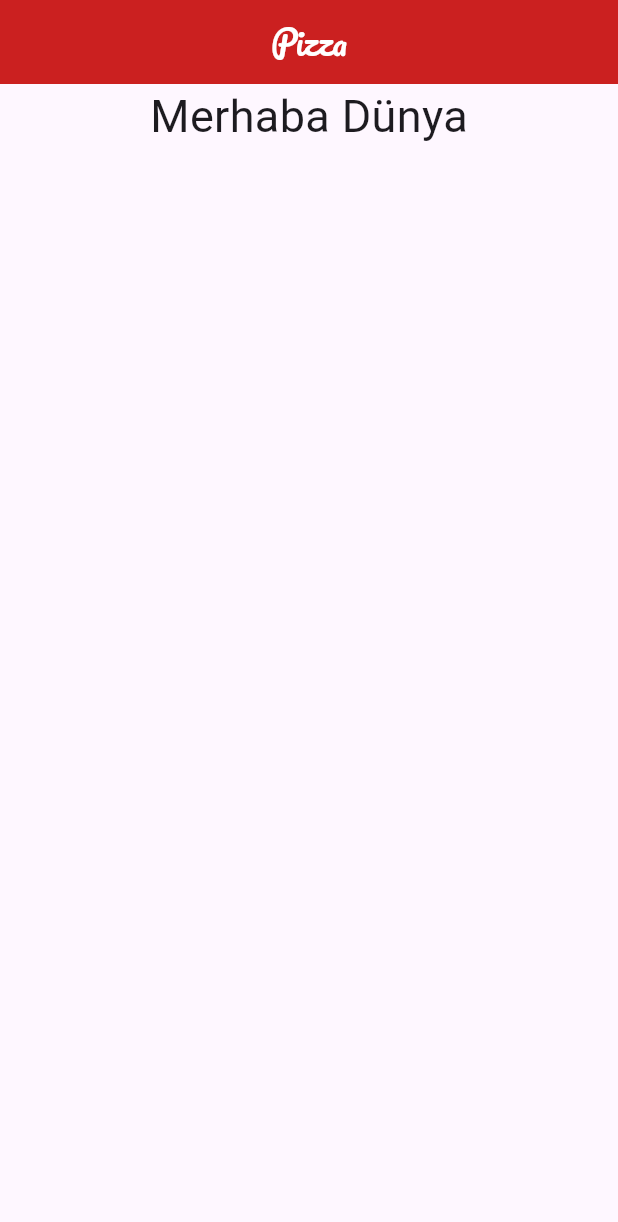
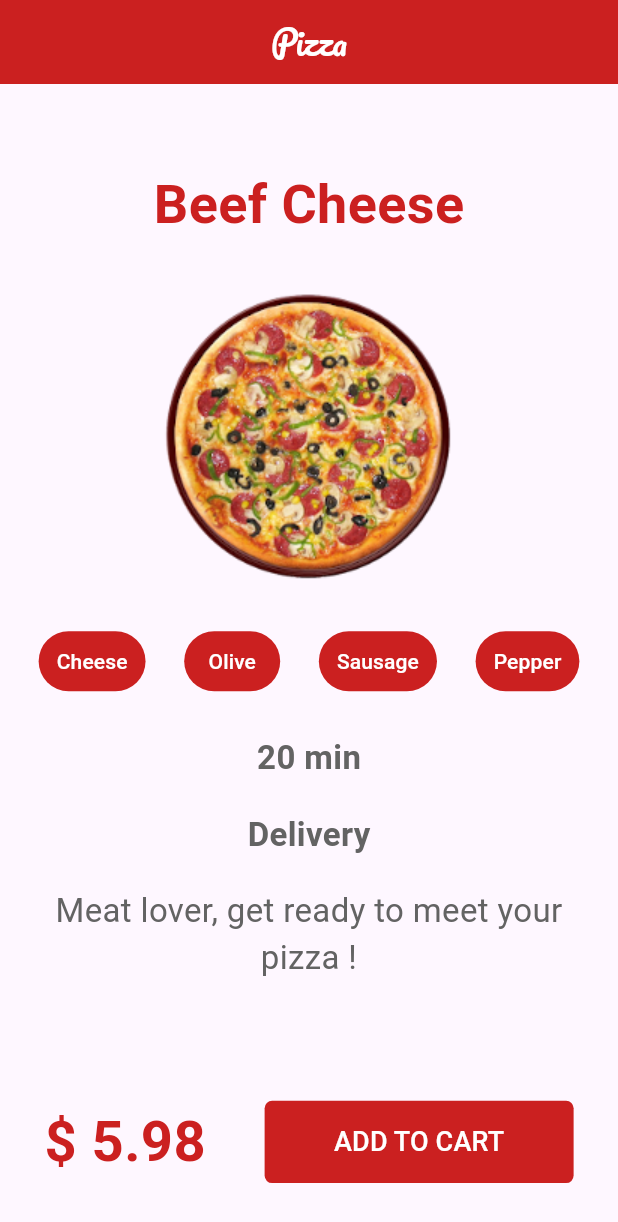
Before and after one commit to ozgeakinci/pizza_menu_onePage, a Flutter app: the screen it shows after launch, on a phone screen of 412 x 824 dp. Shown: the top 1222 px of the screen. Run offline on Flutter 3.47's test engine with Material 3 defaults, Android fonts, the phone set to English and light mode, and no system bars; our stand-ins replace google_fonts.

Commit message:
all page adding

```diff
--- a/lib/main_page.dart
+++ b/lib/main_page.dart
@@ -1,6 +1,7 @@
 import 'package:flutter/material.dart';
 import 'package:google_fonts/google_fonts.dart';
 import 'package:pizza_menu_page_flutter/colors.dart';
+import 'package:pizza_menu_page_flutter/widget/chip.dart';
 
 class MainPage extends StatefulWidget {
   const MainPage({Key? key}) : super(key: key);
@@ -12,6 +13,13 @@ class MainPage extends StatefulWidget {
 class _MainPageState extends State<MainPage> {
   @override
   Widget build(BuildContext context) {
+    var screenSize = MediaQuery.of(context);
+    final double screenHeight = screenSize.size.height;
+    final double screenWidth = screenSize.size.width;
+
+    print(screenHeight);
+    print(screenWidth);
+
     return Scaffold(
       appBar: AppBar(
         title: Text('Pizza',
@@ -19,15 +27,95 @@ class _MainPageState extends State<MainPage> {
         centerTitle: true,
         backgroundColor: primary,
       ),
-      body: const Center(
-        child: Column(
-          children: [
-            Text(
-              'Merhaba Dünya',
-              style: TextStyle(fontSize: 30),
-            )
-          ],
-        ),
+      body: Column(
+        children: [
+          Padding(
+            padding: EdgeInsets.only(top: screenHeight / 15),
+            child: Text(
+              'Beef Cheese',
+              style: TextStyle(
+                  fontSize: 36, color: primary, fontWeight: FontWeight.bold),
+            ),
+          ),
+          Padding(
+            padding: EdgeInsets.only(top: screenHeight / 30),
+            child: Image.asset('img/pizza_resim.png'),
+          ),
+          Padding(
+            padding: EdgeInsets.only(top: screenHeight / 30),
+            child: const Row(
+              mainAxisAlignment: MainAxisAlignment.spaceEvenly,
+              children: [
+                TextButtonChip(content: 'Cheese'),
+                TextButtonChip(content: 'Olive'),
+                TextButtonChip(content: 'Sausage'),
+                TextButtonChip(content: 'Pepper')
+              ],
+            ),
+          ),
+          Padding(
+            padding: const EdgeInsets.all(25.0),
+            child: Column(
+              children: [
+                Text(
+                  '20 min',
+                  style: TextStyle(
+                      fontSize: 22,
+                      color: secondryText,
+                      fontWeight: FontWeight.bold),
+                ),
+                Padding(
+                  padding: const EdgeInsets.all(20.0),
+                  child: Text(
+                    'Delivery',
+                    style: TextStyle(
+                        fontSize: 22,
+                        color: secondryText,
+                        fontWeight: FontWeight.bold),
+                  ),
+                ),
+                Text(
+                  'Meat lover, get ready to meet your pizza !',
+                  style: TextStyle(
+                    fontSize: 22,
+                    color: secondryText,
+                  ),
+                  textAlign: TextAlign.center,
+                ),
+              ],
+            ),
+          ),
+          SizedBox(
+            height: screenHeight / 15,
+          ),
+          Row(
+            mainAxisAlignment: MainAxisAlignment.spaceEvenly,
+            children: [
+              Text(
+                '\$ 5.98 ',
+                style: TextStyle(
+                    fontSize: screenWidth / 11,
+                    color: primary,
+                    fontWeight: FontWeight.bold),
+              ),
+              SizedBox(
+                width: screenWidth / 2,
+                height: screenHeight / 15,
+                child: TextButton(
+                  onPressed: () {},
+                  style: TextButton.styleFrom(
+                      backgroundColor: primary,
+                      shape: RoundedRectangleBorder(
+                          borderRadius: BorderRadius.circular(5))),
+                  child: Text(
+                    'ADD TO CART',
+                    style: TextStyle(color: primaryText, fontSize: 18),
+                  ),
+                ),
+              ),
+            ],
+          )
+        ],
       ),
     );
   }
--- /dev/null
+++ b/lib/widget/chip.dart
@@ -0,0 +1,18 @@
+import 'package:flutter/material.dart';
+import 'package:pizza_menu_page_flutter/colors.dart';
+
+class TextButtonChip extends StatelessWidget {
+  const TextButtonChip({required this.content, Key? key}) : super(key: key);
+  final String content;
+  @override
+  Widget build(BuildContext context) {
+    return TextButton(
+      onPressed: () {},
+      style: TextButton.styleFrom(backgroundColor: primary),
+      child: Text(
+        content,
+        style: TextStyle(color: primaryText),
+      ),
+    );
+  }
+}
--- a/pubspec.yaml
+++ b/pubspec.yaml
@@ -58,6 +58,9 @@ flutter:
   # included with your application, so that you can use the icons in
   # the material Icons class.
   uses-material-design: true
+  assets:
+     - img/pizza_resim.png
+
 
   # To add assets to your application, add an assets section, like this:
   # assets:
```
Also changed, not shown: img/pizza_resim.png (added).
